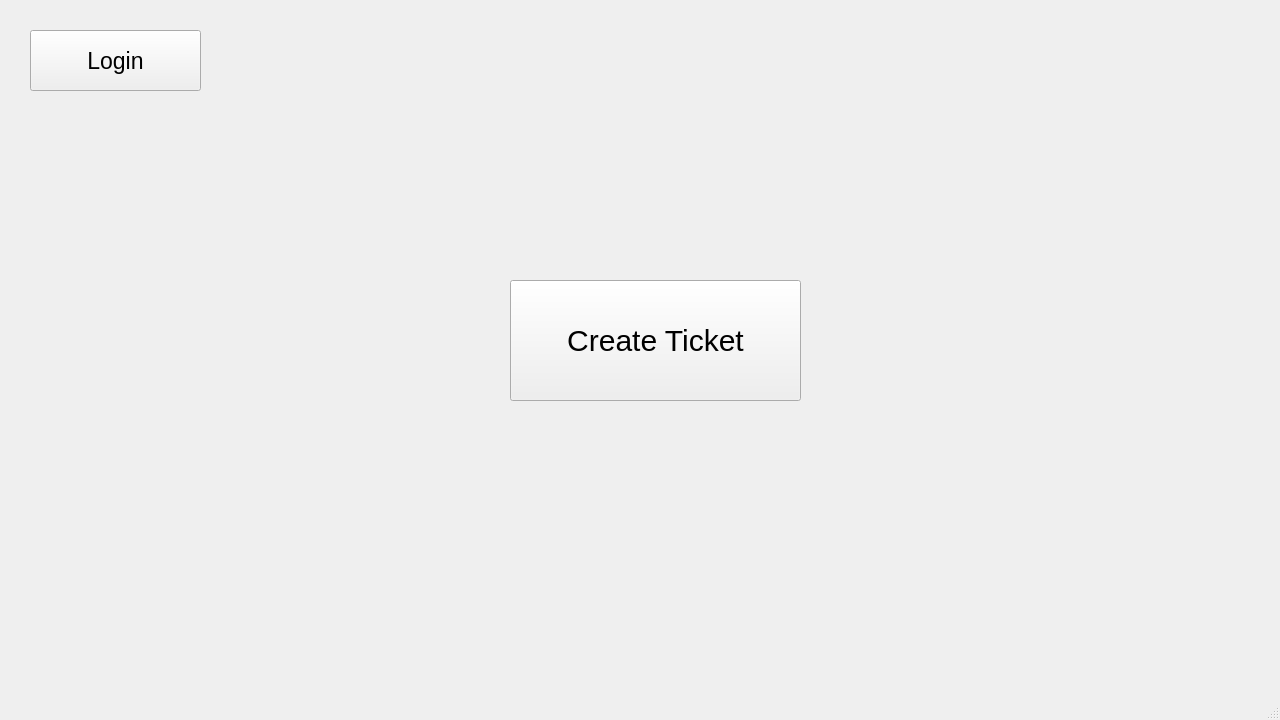
WiremuBT/CS106GroupProject, file mainwindow.ui: the form before one commit.
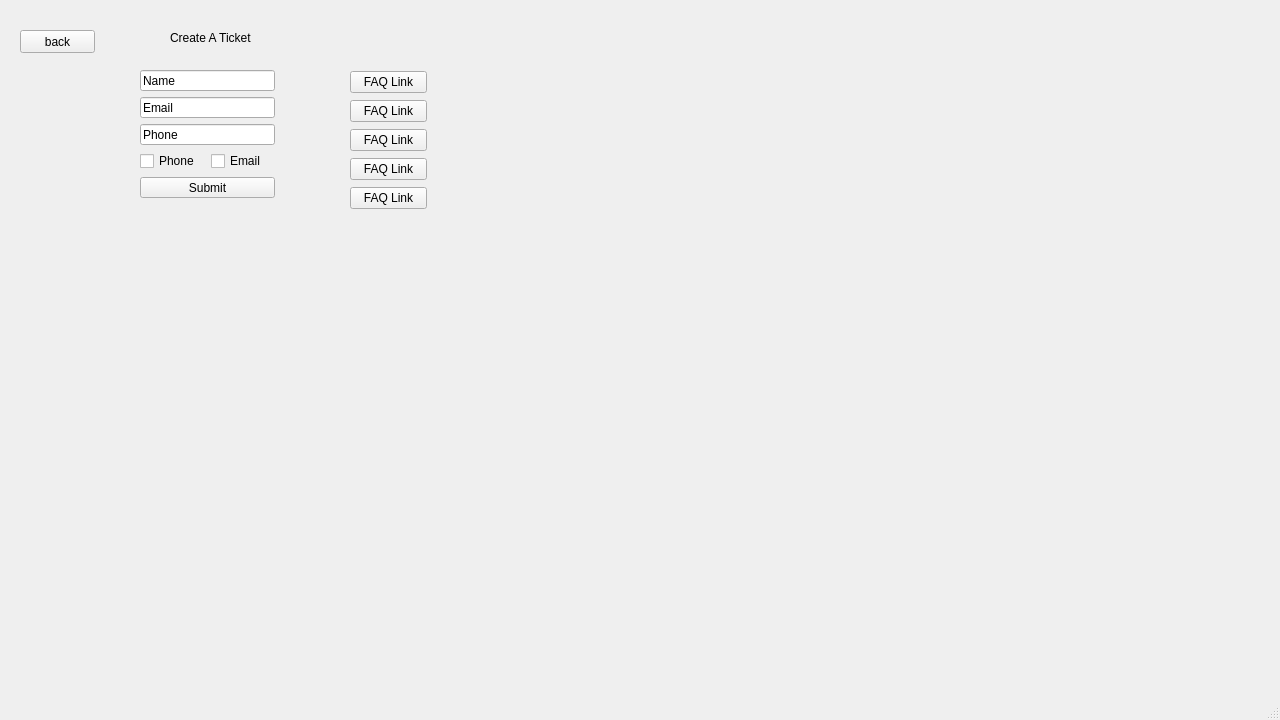
The form after the commit.

Commit message: Starting to make the basic Gui and navigation

```diff
--- a/mainwindow.ui
+++ b/mainwindow.ui
@@ -17,39 +17,307 @@
    <string notr="true"/>
   </property>
   <widget class="QWidget" name="centralwidget">
-   <widget class="QPushButton" name="pushButton">
+   <widget class="QStackedWidget" name="stackedWidget">
     <property name="geometry">
      <rect>
-      <x>30</x>
-      <y>30</y>
-      <width>171</width>
-      <height>61</height>
+      <x>0</x>
+      <y>0</y>
+      <width>1281</width>
+      <height>701</height>
      </rect>
     </property>
-    <property name="styleSheet">
-     <string notr="true">font-size: 23px;
-</string>
+    <property name="currentIndex">
+     <number>1</number>
     </property>
-    <property name="text">
-     <string>Login</string>
-    </property>
-   </widget>
-   <widget class="QPushButton" name="pushButton_2">
-    <property name="geometry">
-     <rect>
-      <x>510</x>
-      <y>280</y>
-      <width>291</width>
-      <height>121</height>
-     </rect>
-    </property>
-    <property name="styleSheet">
-     <string notr="true">font-size: 30px;
+    <widget class="QWidget" name="page">
+     <widget class="QPushButton" name="pushButton_2">
+      <property name="geometry">
+       <rect>
+        <x>470</x>
+        <y>290</y>
+        <width>281</width>
+        <height>121</height>
+       </rect>
+      </property>
+      <property name="styleSheet">
+       <string notr="true">font-size: 24px;</string>
+      </property>
+      <property name="text">
+       <string>Create Ticket</string>
+      </property>
+     </widget>
+     <widget class="QPushButton" name="pushButton">
+      <property name="geometry">
+       <rect>
+        <x>10</x>
+        <y>20</y>
+        <width>171</width>
+        <height>61</height>
+       </rect>
+      </property>
+      <property name="styleSheet">
+       <string notr="true">font-size: 23px;
 </string>
-    </property>
-    <property name="text">
-     <string>Create Ticket</string>
-    </property>
+      </property>
+      <property name="text">
+       <string>Login</string>
+      </property>
+     </widget>
+    </widget>
+    <widget class="QWidget" name="page_2">
+     <widget class="QLabel" name="label">
+      <property name="geometry">
+       <rect>
+        <x>170</x>
+        <y>30</y>
+        <width>181</width>
+        <height>16</height>
+       </rect>
+      </property>
+      <property name="text">
+       <string>Create A Ticket</string>
+      </property>
+     </widget>
+     <widget class="QPushButton" name="pushButton_3">
+      <property name="geometry">
+       <rect>
+        <x>20</x>
+        <y>30</y>
+        <width>75</width>
+        <height>23</height>
+       </rect>
+      </property>
+      <property name="text">
+       <string>back</string>
+      </property>
+     </widget>
+     <widget class="QWidget" name="">
+      <property name="geometry">
+       <rect>
+        <x>140</x>
+        <y>70</y>
+        <width>135</width>
+        <height>128</height>
+       </rect>
+      </property>
+      <layout class="QVBoxLayout" name="verticalLayout_2">
+       <item>
+        <widget class="QLineEdit" name="lineEdit_3">
+         <property name="text">
+          <string>Name</string>
+         </property>
+        </widget>
+       </item>
+       <item>
+        <widget class="QLineEdit" name="lineEdit_4">
+         <property name="text">
+          <string>Email</string>
+         </property>
+        </widget>
+       </item>
+       <item>
+        <widget class="QLineEdit" name="lineEdit_5">
+         <property name="text">
+          <string>Phone</string>
+         </property>
+        </widget>
+       </item>
+       <item>
+        <layout class="QHBoxLayout" name="horizontalLayout_3">
+         <item>
+          <widget class="QCheckBox" name="checkBox">
+           <property name="text">
+            <string>Phone</string>
+           </property>
+          </widget>
+         </item>
+         <item>
+          <widget class="QCheckBox" name="checkBox_2">
+           <property name="text">
+            <string>Email</string>
+           </property>
+          </widget>
+         </item>
+        </layout>
+       </item>
+       <item>
+        <widget class="QPushButton" name="pushButton_6">
+         <property name="text">
+          <string>Submit</string>
+         </property>
+        </widget>
+       </item>
+      </layout>
+     </widget>
+     <widget class="QWidget" name="">
+      <property name="geometry">
+       <rect>
+        <x>350</x>
+        <y>70</y>
+        <width>77</width>
+        <height>141</height>
+       </rect>
+      </property>
+      <layout class="QVBoxLayout" name="verticalLayout_3">
+       <item>
+        <widget class="QPushButton" name="pushButton_11">
+         <property name="text">
+          <string>FAQ Link</string>
+         </property>
+        </widget>
+       </item>
+       <item>
+        <widget class="QPushButton" name="pushButton_10">
+         <property name="text">
+          <string>FAQ Link</string>
+         </property>
+        </widget>
+       </item>
+       <item>
+        <widget class="QPushButton" name="pushButton_9">
+         <property name="text">
+          <string>FAQ Link</string>
+         </property>
+        </widget>
+       </item>
+       <item>
+        <widget class="QPushButton" name="pushButton_8">
+         <property name="text">
+          <string>FAQ Link</string>
+         </property>
+        </widget>
+       </item>
+       <item>
+        <widget class="QPushButton" name="pushButton_7">
+         <property name="text">
+          <string>FAQ Link</string>
+         </property>
+        </widget>
+       </item>
+      </layout>
+     </widget>
+    </widget>
+    <widget class="QWidget" name="page_3">
+     <widget class="QPushButton" name="pushButton_4">
+      <property name="geometry">
+       <rect>
+        <x>9</x>
+        <y>9</y>
+        <width>75</width>
+        <height>23</height>
+       </rect>
+      </property>
+      <property name="text">
+       <string>back</string>
+      </property>
+     </widget>
+     <widget class="QPushButton" name="pushButton_5">
+      <property name="geometry">
+       <rect>
+        <x>10</x>
+        <y>100</y>
+        <width>75</width>
+        <height>23</height>
+       </rect>
+      </property>
+      <property name="text">
+       <string>Submit</string>
+      </property>
+     </widget>
+     <widget class="QWidget" name="">
+      <property name="geometry">
+       <rect>
+        <x>9</x>
+        <y>39</y>
+        <width>191</width>
+        <height>52</height>
+       </rect>
+      </property>
+      <layout class="QVBoxLayout" name="verticalLayout">
+       <item>
+        <layout class="QHBoxLayout" name="horizontalLayout">
+         <item>
+          <widget class="QLabel" name="label_3">
+           <property name="text">
+            <string>Username</string>
+           </property>
+          </widget>
+         </item>
+         <item>
+          <widget class="QLineEdit" name="lineEdit"/>
+         </item>
+        </layout>
+       </item>
+       <item>
+        <layout class="QHBoxLayout" name="horizontalLayout_2">
+         <item>
+          <widget class="QLabel" name="label_2">
+           <property name="text">
+            <string>Password</string>
+           </property>
+          </widget>
+         </item>
+         <item>
+          <widget class="QLineEdit" name="lineEdit_2"/>
+         </item>
+        </layout>
+       </item>
+      </layout>
+     </widget>
+    </widget>
+    <widget class="QWidget" name="page_4">
+     <widget class="QLabel" name="label_4">
+      <property name="geometry">
+       <rect>
+        <x>210</x>
+        <y>230</y>
+        <width>781</width>
+        <height>191</height>
+       </rect>
+      </property>
+      <property name="styleSheet">
+       <string notr="true">font-size: 40px;</string>
+      </property>
+      <property name="text">
+       <string>YOU LOGGED IN SUCCESSFULLY</string>
+      </property>
+     </widget>
+    </widget>
+    <widget class="QWidget" name="page_5">
+     <widget class="QTabWidget" name="tabWidget">
+      <property name="geometry">
+       <rect>
+        <x>-10</x>
+        <y>70</y>
+        <width>1281</width>
+        <height>631</height>
+       </rect>
+      </property>
+      <widget class="QWidget" name="tab">
+       <attribute name="title">
+        <string>Tab 1</string>
+       </attribute>
+      </widget>
+      <widget class="QWidget" name="tab_2">
+       <attribute name="title">
+        <string>Tab 2</string>
+       </attribute>
+      </widget>
+     </widget>
+     <widget class="QPushButton" name="pushButton_12">
+      <property name="geometry">
+       <rect>
+        <x>20</x>
+        <y>20</y>
+        <width>75</width>
+        <height>23</height>
+       </rect>
+      </property>
+      <property name="text">
+       <string>back</string>
+      </property>
+     </widget>
+    </widget>
    </widget>
   </widget>
   <widget class="QMenuBar" name="menubar">
```
Left out of the diff: 19 changed lines with no effect on the pictures. The commit also changes 4 other files.
